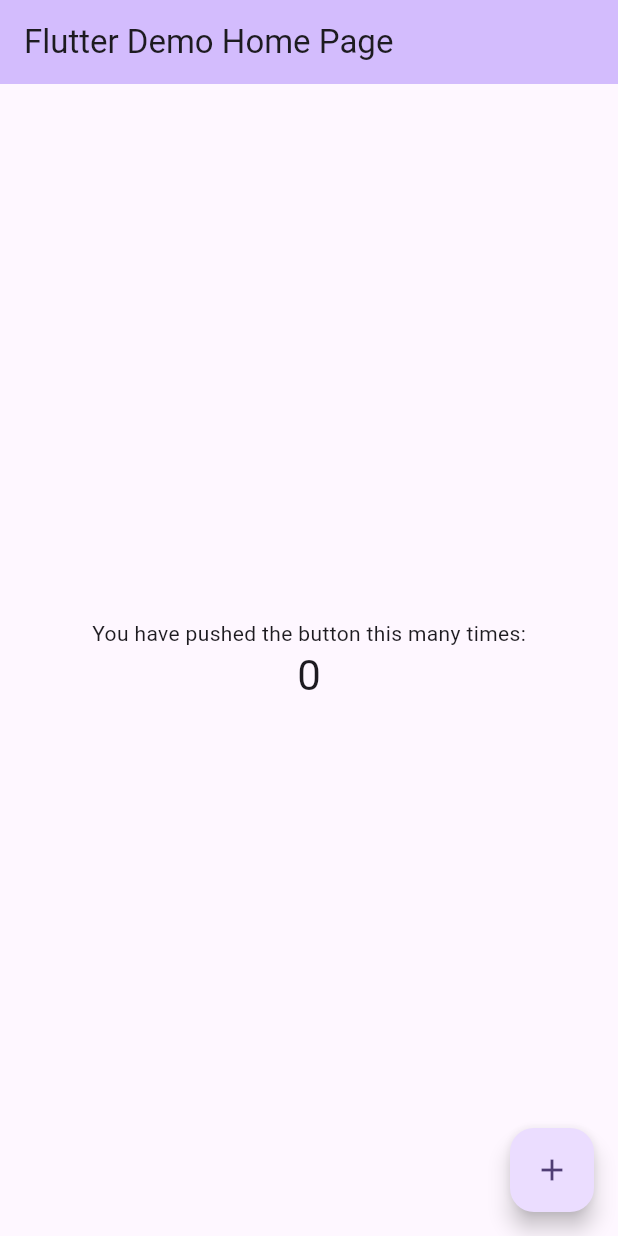
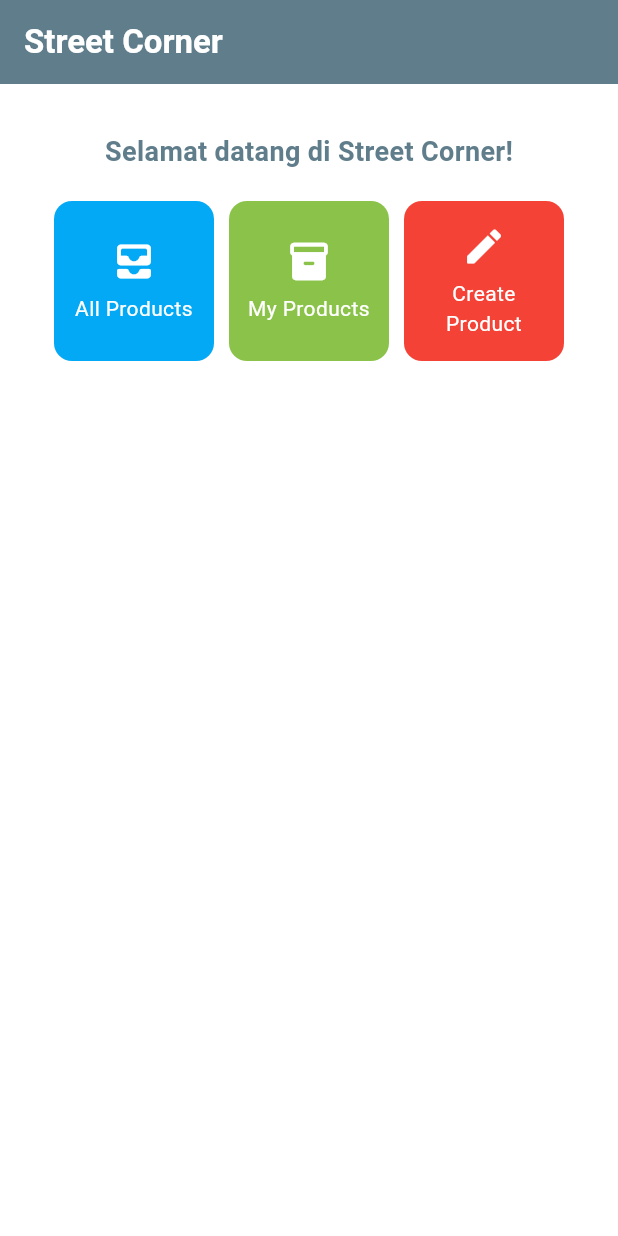
Before and after one commit to nadinananda/street-corner-mobile, a Flutter app: the screen it shows after launch, on a phone screen of 412 x 824 dp. Run offline on Flutter 3.47's test engine with Material 3 defaults, Android fonts, the phone set to English and light mode, and no system bars.

Commit message:
Complete Tugas 7

```diff
--- a/lib/main.dart
+++ b/lib/main.dart
@@ -1,4 +1,5 @@
 import 'package:flutter/material.dart';
+import 'package:street_corner/menu.dart';
 
 void main() {
   runApp(const MyApp());
@@ -28,95 +29,9 @@
         //
         // This works for code too, not just values: Most code changes can be
         // tested with just a hot reload.
-        colorScheme: ColorScheme.fromSeed(seedColor: Colors.deepPurple),
+        colorScheme: ColorScheme.fromSwatch(primarySwatch: Colors.blueGrey).copyWith(secondary: Colors.pink[100]),
       ),
-      home: const MyHomePage(title: 'Flutter Demo Home Page'),
+      home: MyHomePage(),
     );
   }
 }
-
-class MyHomePage extends StatefulWidget {
-  const MyHomePage({super.key, required this.title});
-
-  // This widget is the home page of your application. It is stateful, meaning
-  // that it has a State object (defined below) that contains fields that affect
-  // how it looks.
-
-  // This class is the configuration for the state. It holds the values (in this
-  // case the title) provided by the parent (in this case the App widget) and
-  // used by the build method of the State. Fields in a Widget subclass are
-  // always marked "final".
-
-  final String title;
-
-  @override
-  State<MyHomePage> createState() => _MyHomePageState();
-}
-
-class _MyHomePageState extends State<MyHomePage> {
-  int _counter = 0;
-
-  void _incrementCounter() {
-    setState(() {
-      // This call to setState tells the Flutter framework that something has
-      // changed in this State, which causes it to rerun the build method below
-      // so that the display can reflect the updated values. If we changed
-      // _counter without calling setState(), then the build method would not be
-      // called again, and so nothing would appear to happen.
-      _counter++;
-    });
-  }
-
-  @override
-  Widget build(BuildContext context) {
-    // This method is rerun every time setState is called, for instance as done
-    // by the _incrementCounter method above.
-    //
-    // The Flutter framework has been optimized to make rerunning build methods
-    // fast, so that you can just rebuild anything that needs updating rather
-    // than having to individually change instances of widgets.
-    return Scaffold(
-      appBar: AppBar(
-        // TRY THIS: Try changing the color here to a specific color (to
-        // Colors.amber, perhaps?) and trigger a hot reload to see the AppBar
-        // change color while the other colors stay the same.
-        backgroundColor: Theme.of(context).colorScheme.inversePrimary,
-        // Here we take the value from the MyHomePage object that was created by
-        // the App.build method, and use it to set our appbar title.
-        title: Text(widget.title),
-      ),
-      body: Center(
-        // Center is a layout widget. It takes a single child and positions it
-        // in the middle of the parent.
-        child: Column(
-          // Column is also a layout widget. It takes a list of children and
-          // arranges them vertically. By default, it sizes itself to fit its
-          // children horizontally, and tries to be as tall as its parent.
-          //
-          // Column has various properties to control how it sizes itself and
-          // how it positions its children. Here we use mainAxisAlignment to
-          // center the children vertically; the main axis here is the vertical
-          // axis because Columns are vertical (the cross axis would be
-          // horizontal).
-          //
-          // TRY THIS: Invoke "debug painting" (choose the "Toggle Debug Paint"
-          // action in the IDE, or press "p" in the console), to see the
-          // wireframe for each widget.
-          mainAxisAlignment: MainAxisAlignment.center,
-          children: <Widget>[
-            const Text('You have pushed the button this many times:'),
-            Text(
-              '$_counter',
-              style: Theme.of(context).textTheme.headlineMedium,
-            ),
-          ],
-        ),
-      ),
-      floatingActionButton: FloatingActionButton(
-        onPressed: _incrementCounter,
-        tooltip: 'Increment',
-        child: const Icon(Icons.add),
-      ), // This trailing comma makes auto-formatting nicer for build methods.
-    );
-  }
-}
--- /dev/null
+++ b/lib/menu.dart
@@ -0,0 +1,117 @@
+import 'package:flutter/material.dart';
+
+class MyHomePage extends StatelessWidget {
+  MyHomePage({super.key});
+
+  final List<ItemHomepage> items = [
+    ItemHomepage("All Products", Icons.all_inbox_rounded, Colors.lightBlue),
+    ItemHomepage("My Products", Icons.inventory_2_rounded, Colors.lightGreen),
+    ItemHomepage("Create Product", Icons.create_rounded, Colors.red),
+  ];
+
+  @override
+  Widget build(BuildContext context) {
+    return Scaffold(
+      // AppBar
+      appBar: AppBar(
+        title: const Text(
+          "Street Corner",
+          style: TextStyle(color: Colors.white, fontWeight: FontWeight.bold),
+        ),
+        backgroundColor: Theme.of(context).colorScheme.primary,
+      ),
+
+      // Body
+      body: Padding(
+        padding: const EdgeInsets.all(16.0),
+        child: Column(
+          crossAxisAlignment: CrossAxisAlignment.center,
+          children: [
+            Center(
+              child: Column(
+                children: [
+                  const Padding(
+                    padding: EdgeInsets.only(top: 16.0),
+                    child: Text(
+                      "Selamat datang di Street Corner!",
+                      style: TextStyle(
+                        color: Colors.blueGrey,
+                        fontWeight: FontWeight.bold,
+                        fontSize: 18.0,
+                      ),
+                    ),
+                  ),
+
+                  GridView.count(
+                    primary: true,
+                    padding: const EdgeInsets.all(20),
+                    crossAxisSpacing: 10,
+                    mainAxisSpacing: 10,
+                    crossAxisCount: 3,
+                    shrinkWrap: true,
+
+                    children: items.map((ItemHomepage item) {
+                      return ItemCard(item);
+                    }).toList(),
+                  ),
+                ],
+              ),
+            ),
+          ],
+        ),
+      ),
+    );
+  }
+}
+
+class ItemHomepage {
+  final String name;
+  final IconData icon;
+  final Color color;
+
+  ItemHomepage(this.name, this.icon, this.color);
+}
+
+class ItemCard extends StatelessWidget {
+  final ItemHomepage item;
+
+  const ItemCard(this.item, {super.key});
+
+  @override
+  Widget build(BuildContext context) {
+    return Material(
+      color: item.color,
+      borderRadius: BorderRadius.circular(12),
+
+      child: InkWell(
+        onTap: () {
+          ScaffoldMessenger.of(context)
+            ..hideCurrentSnackBar()
+            ..showSnackBar(
+              SnackBar(
+                content: Text("Kamu telah menekan tombol ${item.name}!"),
+              ),
+            );
+        },
+        // Container penyimpan icon dan text
+        child: Container(
+          padding: const EdgeInsets.all(8.0),
+          child: Center(
+            child: Column(
+              mainAxisAlignment: MainAxisAlignment.center,
+              children: [
+                Icon(item.icon, color: Colors.white, size: 30.0),
+                const Padding(padding: EdgeInsets.all(3)),
+                Text(
+                  item.name,
+                  textAlign: TextAlign.center,
+                  style: const TextStyle(color: Colors.white),
+                ),
+              ],
+            ),
+          ),
+        ),
+      ),
+    );
+  }
+}
```
Also changed, not shown: 1 other file.
